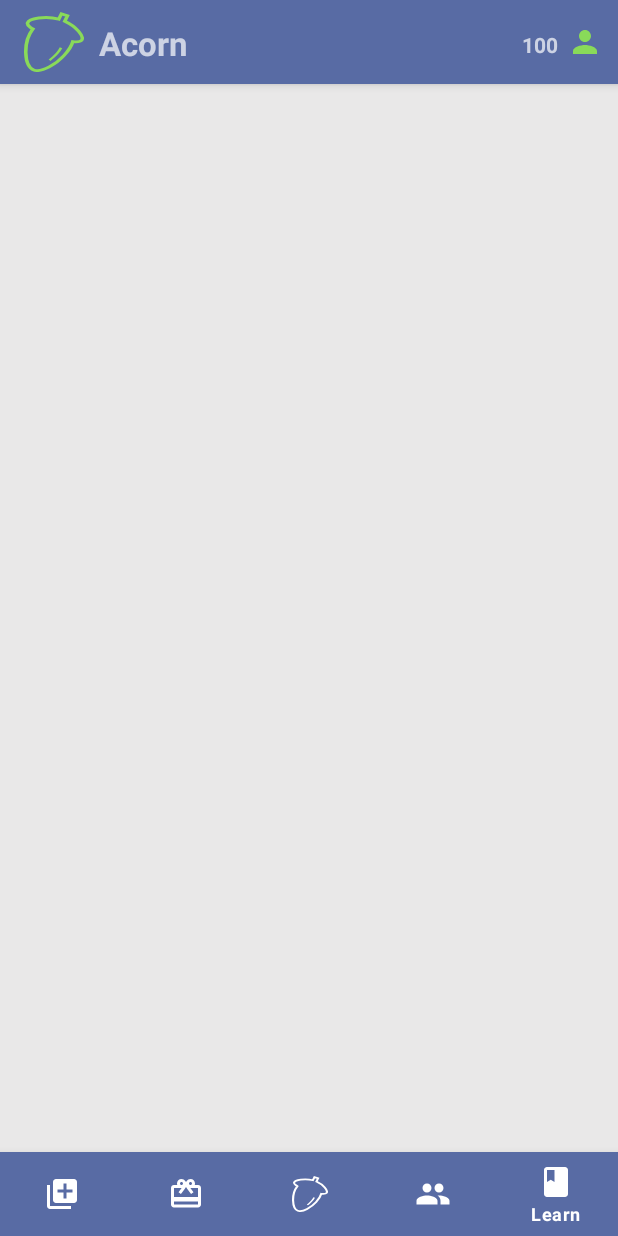
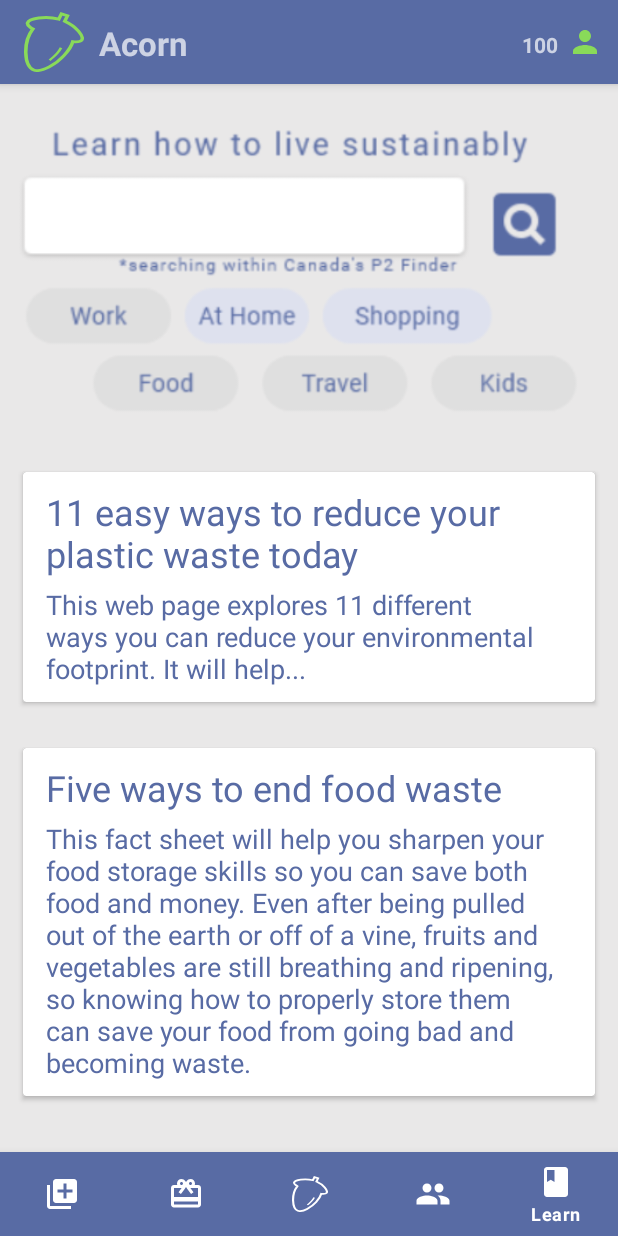
Before and after one commit to ink-su/ecoapp, an Android app: the screen it shows after launch (MainActivity), item 5 of the bottom bar chosen, on a phone screen of 412 x 824 dp. Run offline under Robolectric (Android 15) with nearby library versions, the phone set to English and light mode, and no system bars.

Commit message:
Add social and learn pages

```diff
--- a/acorn/app/src/main/java/com/eco/acorn/MainActivity.java
+++ b/acorn/app/src/main/java/com/eco/acorn/MainActivity.java
@@ -134,7 +134,7 @@ public class MainActivity extends AppCompatActivity {
                 R.id.pointsPage,
                 R.id.scanPage,
                 R.id.communityPage,
-                R.id.profilePage,
+                R.id.learnPage,
                 R.id.redeemPage};
 
         for (int i = 0; i < pages.length; i++) {
@@ -167,7 +167,7 @@ public class MainActivity extends AppCompatActivity {
                 frame4.setVisibility(View.VISIBLE);
                 break;
             case R.id.profile:
-                FrameLayout frame5 = findViewById(R.id.profilePage);
+                FrameLayout frame5 = findViewById(R.id.learnPage);
                 frame5.setVisibility(View.VISIBLE);
                 break;
         }
--- a/acorn/app/src/main/res/layout/activity_main.xml
+++ b/acorn/app/src/main/res/layout/activity_main.xml
@@ -261,6 +261,11 @@
         android:visibility="invisible"
         android:background="@color/background_grey">
 
+        <ImageView
+            android:layout_width="match_parent"
+            android:layout_height="match_parent"
+            android:src="@drawable/rewards_cap"/>
+
     </FrameLayout>
 
     <!-- Scan Page -->
@@ -331,16 +336,105 @@
         android:visibility="invisible"
         android:background="@color/background_grey">
 
+        <ImageView
+            android:layout_width="match_parent"
+            android:layout_height="match_parent"
+            android:src="@drawable/social_cap"/>
+
     </FrameLayout>
 
-    <!-- Profile Page -->
+    <!-- learn Page -->
     <FrameLayout
-        android:id="@+id/profilePage"
+        android:id="@+id/learnPage"
         android:layout_width="match_parent"
         android:layout_height="match_parent"
         android:paddingTop="?attr/actionBarSize"
         android:visibility="invisible"
         android:background="@color/background_grey">
+
+        <LinearLayout
+            android:layout_width="match_parent"
+            android:layout_height="wrap_content"
+            android:orientation="vertical">
+
+            <ImageView
+                android:layout_width="match_parent"
+                android:layout_height="wrap_content"
+                android:src="@drawable/p2_cap"/>
+
+            <androidx.cardview.widget.CardView
+                android:layout_width="match_parent"
+                android:layout_height="wrap_content"
+                android:layout_margin="15dp">
+
+                <LinearLayout
+                    android:layout_width="match_parent"
+                    android:layout_height="wrap_content"
+                    android:orientation="vertical"
+                    android:background="@color/white">
+
+                    <TextView
+                        android:layout_width="match_parent"
+                        android:layout_height="wrap_content"
+                        android:layout_marginLeft="15dp"
+                        android:layout_marginRight="15dp"
+                        android:layout_marginTop="10dp"
+                        android:layout_marginBottom="5dp"
+                        android:text="@string/learn_title1"
+                        android:textSize="24sp"
+                        android:textColor="@color/blue_yonder"/>
+
+                    <TextView
+                        android:layout_width="match_parent"
+                        android:layout_height="wrap_content"
+                        android:layout_marginLeft="15dp"
+                        android:layout_marginRight="15dp"
+                        android:layout_marginBottom="10dp"
+                        android:text="@string/learn_content1"
+                        android:textSize="18sp"
+                        android:textColor="@color/blue_yonder"/>
+
+                </LinearLayout>
+
+            </androidx.cardview.widget.CardView>
+
+            <androidx.cardview.widget.CardView
+                android:layout_width="match_parent"
+                android:layout_height="wrap_content"
+                android:layout_margin="15dp">
+
+                <LinearLayout
+                    android:layout_width="match_parent"
+                    android:layout_height="wrap_content"
+                    android:orientation="vertical"
+                    android:background="@color/white">
+
+                    <TextView
+                        android:layout_width="match_parent"
+                        android:layout_height="wrap_content"
+                        android:layout_marginLeft="15dp"
+                        android:layout_marginRight="15dp"
+                        android:layout_marginTop="10dp"
+                        android:layout_marginBottom="5dp"
+                        android:text="@string/learn_title2"
+                        android:textSize="24sp"
+                        android:textColor="@color/blue_yonder"/>
+
+                    <TextView
+                        android:layout_width="match_parent"
+                        android:layout_height="wrap_content"
+                        android:layout_marginLeft="15dp"
+                        android:layout_marginRight="15dp"
+                        android:layout_marginBottom="10dp"
+                        android:text="@string/learn_content2"
+                        android:textSize="18sp"
+                        android:textColor="@color/blue_yonder"/>
+
+                </LinearLayout>
+
+            </androidx.cardview.widget.CardView>
+
+        </LinearLayout>
 
 
 
@@ -356,5 +450,4 @@
         app:itemTextColor="@color/white"
         app:menu="@menu/navigation_items" />
 
-
 </FrameLayout>
--- a/acorn/app/src/main/res/values/strings.xml
+++ b/acorn/app/src/main/res/values/strings.xml
@@ -69,4 +69,10 @@
     <string name="scanning_success_title">Scan Successful!</string>
     <string name="scanning_success_subtitle">3 points added!</string>
 
+    <!-- Learn -->
+    <string name="learn_title1">11 easy ways to reduce your plastic waste today</string>
+    <string name="learn_content1">This web page explores 11 different ways you can reduce your environmental footprint. It will help...</string>
+    <string name="learn_title2">Five ways to end food waste</string>
+    <string name="learn_content2">This fact sheet will help you sharpen your food storage skills so you can save both food and money. Even after being pulled out of the earth or off of a vine, fruits and vegetables are still breathing and ripening, so knowing how to properly store them can save your food from going bad and becoming waste.</string>
+
 </resources>
```
Also changed, not shown: acorn/app/src/main/res/drawable/p2_cap.PNG (added), acorn/app/src/main/res/drawable/rewards_cap.PNG (added), acorn/app/src/main/res/drawable/social_cap.PNG (added).
